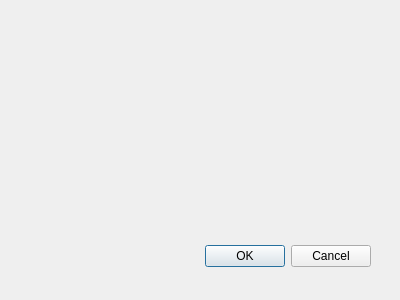
Before: the Qt Designer form outlinedialog.ui in githubdoe/DFTFringe, drawn with Qt 5.
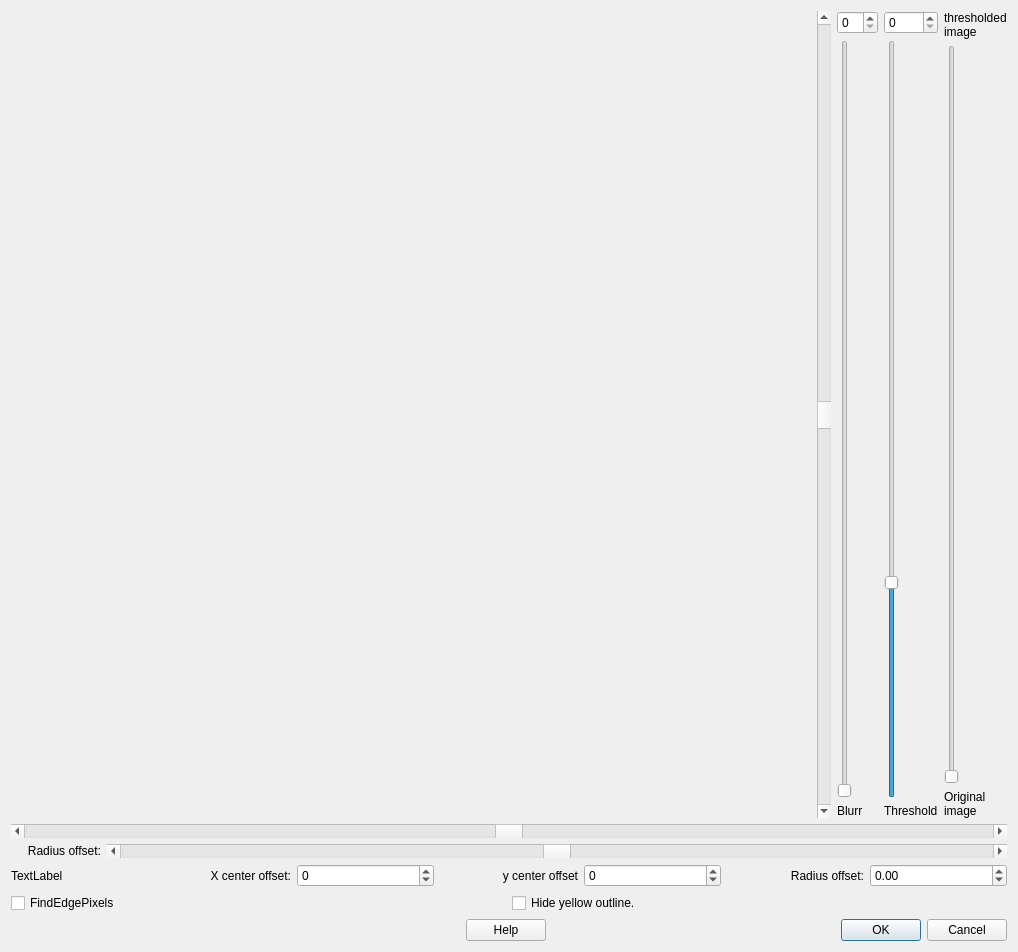
After: the same form once the commit is applied.

```diff
--- a/outlinedialog.ui
+++ b/outlinedialog.ui
@@ -8,29 +8,345 @@
    <rect>
     <x>0</x>
     <y>0</y>
-    <width>400</width>
-    <height>300</height>
+    <width>1008</width>
+    <height>952</height>
    </rect>
   </property>
   <property name="windowTitle">
    <string>Dialog</string>
   </property>
-  <widget class="QDialogButtonBox" name="buttonBox">
-   <property name="geometry">
-    <rect>
-     <x>30</x>
-     <y>240</y>
-     <width>341</width>
-     <height>32</height>
-    </rect>
-   </property>
-   <property name="orientation">
-    <enum>Qt::Horizontal</enum>
-   </property>
-   <property name="standardButtons">
-    <set>QDialogButtonBox::Cancel|QDialogButtonBox::Ok</set>
-   </property>
-  </widget>
+  <layout class="QVBoxLayout" name="verticalLayout_4">
+   <item>
+    <layout class="QHBoxLayout" name="horizontalLayout_2" stretch="10,0,1,1,1">
+     <item>
+      <widget class="QLabel" name="display">
+       <property name="minimumSize">
+        <size>
+         <width>800</width>
+         <height>800</height>
+        </size>
+       </property>
+       <property name="text">
+        <string/>
+       </property>
+       <property name="scaledContents">
+        <bool>true</bool>
+       </property>
+       <property name="alignment">
+        <set>Qt::AlignLeading|Qt::AlignLeft|Qt::AlignTop</set>
+       </property>
+      </widget>
+     </item>
+     <item>
+      <widget class="QScrollBar" name="YOffsetSBar">
+       <property name="focusPolicy">
+        <enum>Qt::StrongFocus</enum>
+       </property>
+       <property name="toolTip">
+        <string>Offset center of circle in Y direction</string>
+       </property>
+       <property name="minimum">
+        <number>-1000</number>
+       </property>
+       <property name="maximum">
+        <number>1000</number>
+       </property>
+       <property name="orientation">
+        <enum>Qt::Vertical</enum>
+       </property>
+      </widget>
+     </item>
+     <item>
+      <layout class="QVBoxLayout" name="verticalLayout_2">
+       <item>
+        <widget class="QSpinBox" name="blurSB"/>
+       </item>
+       <item>
+        <widget class="QSlider" name="blurSlider">
+         <property name="minimum">
+          <number>3</number>
+         </property>
+         <property name="maximum">
+          <number>55</number>
+         </property>
+         <property name="singleStep">
+          <number>2</number>
+         </property>
+         <property name="pageStep">
+          <number>2</number>
+         </property>
+         <property name="value">
+          <number>3</number>
+         </property>
+         <property name="orientation">
+          <enum>Qt::Vertical</enum>
+         </property>
+        </widget>
+       </item>
+       <item>
+        <widget class="QLabel" name="blurLab">
+         <property name="text">
+          <string>Blurr</string>
+         </property>
+        </widget>
+       </item>
+      </layout>
+     </item>
+     <item>
+      <layout class="QVBoxLayout" name="verticalLayout">
+       <item>
+        <widget class="QSpinBox" name="thresholdSb">
+         <property name="maximum">
+          <number>255</number>
+         </property>
+        </widget>
+       </item>
+       <item>
+        <widget class="QSlider" name="thresholdSlider">
+         <property name="maximum">
+          <number>250</number>
+         </property>
+         <property name="value">
+          <number>70</number>
+         </property>
+         <property name="orientation">
+          <enum>Qt::Vertical</enum>
+         </property>
+        </widget>
+       </item>
+       <item>
+        <widget class="QLabel" name="threshLab">
+         <property name="text">
+          <string>Threshold</string>
+         </property>
+        </widget>
+       </item>
+      </layout>
+     </item>
+     <item>
+      <layout class="QVBoxLayout" name="verticalLayout_3">
+       <item>
+        <widget class="QLabel" name="mixlab2">
+         <property name="text">
+          <string>thresholded image</string>
+         </property>
+         <property name="wordWrap">
+          <bool>true</bool>
+         </property>
+        </widget>
+       </item>
+       <item>
+        <widget class="QSlider" name="contrastSlider">
+         <property name="minimum">
+          <number>0</number>
+         </property>
+         <property name="maximum">
+          <number>100</number>
+         </property>
+         <property name="orientation">
+          <enum>Qt::Vertical</enum>
+         </property>
+         <property name="tickPosition">
+          <enum>QSlider::NoTicks</enum>
+         </property>
+        </widget>
+       </item>
+       <item>
+        <widget class="QLabel" name="mixlab1">
+         <property name="text">
+          <string>Original image</string>
+         </property>
+         <property name="wordWrap">
+          <bool>true</bool>
+         </property>
+        </widget>
+       </item>
+      </layout>
+     </item>
+    </layout>
+   </item>
+   <item>
+    <widget class="QScrollBar" name="XoffsetSBar">
+     <property name="focusPolicy">
+      <enum>Qt::StrongFocus</enum>
+     </property>
+     <property name="toolTip">
+      <string>Offset Center of circle  in X direction</string>
+     </property>
+     <property name="minimum">
+      <number>-1000</number>
+     </property>
+     <property name="maximum">
+      <number>1000</number>
+     </property>
+     <property name="orientation">
+      <enum>Qt::Horizontal</enum>
+     </property>
+    </widget>
+   </item>
+   <item>
+    <layout class="QHBoxLayout" name="horizontalLayout_5" stretch="1,10">
+     <item>
+      <widget class="QLabel" name="label_6">
+       <property name="text">
+        <string>Radius offset:</string>
+       </property>
+       <property name="alignment">
+        <set>Qt::AlignRight|Qt::AlignTrailing|Qt::AlignVCenter</set>
+       </property>
+      </widget>
+     </item>
+     <item>
+      <widget class="QScrollBar" name="radiusSBar">
+       <property name="focusPolicy">
+        <enum>Qt::StrongFocus</enum>
+       </property>
+       <property name="toolTip">
+        <string>Adjust  radius size</string>
+       </property>
+       <property name="minimum">
+        <number>-500</number>
+       </property>
+       <property name="maximum">
+        <number>500</number>
+       </property>
+       <property name="orientation">
+        <enum>Qt::Horizontal</enum>
+       </property>
+      </widget>
+     </item>
+    </layout>
+   </item>
+   <item>
+    <layout class="QHBoxLayout" name="horizontalLayout">
+     <item>
+      <widget class="QLabel" name="status">
+       <property name="text">
+        <string>TextLabel</string>
+       </property>
+      </widget>
+     </item>
+     <item>
+      <widget class="QLabel" name="results">
+       <property name="text">
+        <string>X center offset:</string>
+       </property>
+       <property name="alignment">
+        <set>Qt::AlignRight|Qt::AlignTrailing|Qt::AlignVCenter</set>
+       </property>
+      </widget>
+     </item>
+     <item>
+      <widget class="QSpinBox" name="xoffsetSB">
+       <property name="minimum">
+        <number>-1000</number>
+       </property>
+       <property name="maximum">
+        <number>1000</number>
+       </property>
+      </widget>
+     </item>
+     <item>
+      <widget class="QLabel" name="label_2">
+       <property name="text">
+        <string>y center offset</string>
+       </property>
+       <property name="alignment">
+        <set>Qt::AlignRight|Qt::AlignTrailing|Qt::AlignVCenter</set>
+       </property>
+      </widget>
+     </item>
+     <item>
+      <widget class="QSpinBox" name="yoffsetSb">
+       <property name="minimum">
+        <number>-1000</number>
+       </property>
+       <property name="maximum">
+        <number>1000</number>
+       </property>
+      </widget>
+     </item>
+     <item>
+      <widget class="QLabel" name="label_3">
+       <property name="text">
+        <string>Radius offset:</string>
+       </property>
+       <property name="alignment">
+        <set>Qt::AlignRight|Qt::AlignTrailing|Qt::AlignVCenter</set>
+       </property>
+      </widget>
+     </item>
+     <item>
+      <widget class="QDoubleSpinBox" name="radiusoffset">
+       <property name="minimum">
+        <double>-1000.000000000000000</double>
+       </property>
+       <property name="maximum">
+        <double>1000.000000000000000</double>
+       </property>
+       <property name="singleStep">
+        <double>0.500000000000000</double>
+       </property>
+      </widget>
+     </item>
+    </layout>
+   </item>
+   <item>
+    <layout class="QHBoxLayout" name="horizontalLayout_6">
+     <item>
+      <widget class="QCheckBox" name="showEdgePixelsCB">
+       <property name="text">
+        <string>FindEdgePixels</string>
+       </property>
+      </widget>
+     </item>
+     <item>
+      <widget class="QCheckBox" name="checkBox">
+       <property name="text">
+        <string>Hide yellow outline.</string>
+       </property>
+      </widget>
+     </item>
+    </layout>
+   </item>
+   <item>
+    <layout class="QHBoxLayout" name="horizontalLayout_4">
+     <item>
+      <layout class="QHBoxLayout" name="horizontalLayout_3"/>
+     </item>
+     <item>
+      <spacer name="horizontalSpacer">
+       <property name="orientation">
+        <enum>Qt::Horizontal</enum>
+       </property>
+       <property name="sizeHint" stdset="0">
+        <size>
+         <width>40</width>
+         <height>20</height>
+        </size>
+       </property>
+      </spacer>
+     </item>
+     <item>
+      <widget class="QPushButton" name="pushButton">
+       <property name="text">
+        <string>Help</string>
+       </property>
+      </widget>
+     </item>
+     <item>
+      <widget class="QDialogButtonBox" name="buttonBox">
+       <property name="orientation">
+        <enum>Qt::Horizontal</enum>
+       </property>
+       <property name="standardButtons">
+        <set>QDialogButtonBox::Cancel|QDialogButtonBox::Ok</set>
+       </property>
+      </widget>
+     </item>
+    </layout>
+   </item>
+  </layout>
  </widget>
  <pixmapfunction/>
  <resources/>
```
Left out of the diff: 7 changed lines with no effect on the pictures.
